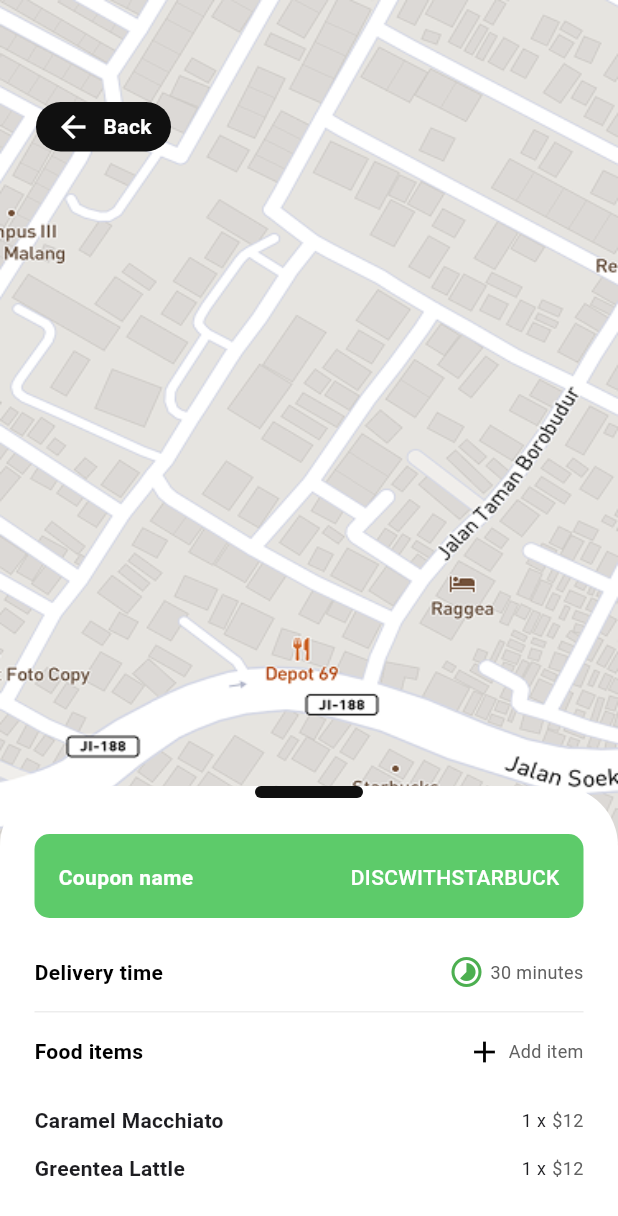
After one commit to foysal012/fresh_go, a Flutter app: the MapScreen screen opened directly, on a phone screen of 412 x 824 dp. The commit adds this screen. Shown: the top 1216 px of the screen. Run offline on Flutter 3.47's test engine with Material 3 defaults, Android fonts, the phone set to English and light mode, and no system bars; our stand-ins replace flutter_svg.

Commit message:
Map Screen UI Design Complete.

```diff
--- /dev/null
+++ b/lib/map_screen.dart
@@ -0,0 +1,247 @@
+import 'package:flutter/material.dart';
+
+class MapScreen extends StatelessWidget {
+  const MapScreen({super.key});
+
+  @override
+  Widget build(BuildContext context) {
+    return Scaffold(
+      body: Stack(
+        children: [
+          Container(
+            decoration: BoxDecoration(
+              image: DecorationImage(image: AssetImage('assets/map.png'), fit: BoxFit.fill)
+            ),
+          ),
+
+          Positioned(
+            top: 68,
+            left: 24,
+              child: GestureDetector(
+                onTap: () {
+                  Navigator.of(context).pop();
+                },
+                child: Container(
+                  height: 33.0,
+                  width: 90.0,
+                  decoration: BoxDecoration(
+                    borderRadius: BorderRadius.circular(40.0),
+                    color: Color(0xff101010)
+                  ),
+                  child: Row(
+                    mainAxisAlignment: MainAxisAlignment.center,
+                    children: [
+                      Icon(Icons.arrow_back, color: Colors.white),
+                      SizedBox(
+                        width: 8.0,
+                      ),
+
+                      Text('Back',
+                        style: TextStyle(
+                          fontSize: 14.0,
+                          fontWeight: FontWeight.w600,
+                          color: Colors.white
+                        ),
+                      )
+                    ],
+                  ),
+                ),
+              )),
+
+          Positioned(
+              bottom: 0,
+              // left: 24,
+              child: Container(
+                height: 300.0,
+                padding: EdgeInsets.symmetric(horizontal: 23.0),
+                width: MediaQuery.sizeOf(context).width,
+                decoration: BoxDecoration(
+                    borderRadius: BorderRadius.only(
+                        topLeft: Radius.circular(40),
+                        topRight: Radius.circular(40)),
+                    color: Color(0xffffffff)
+                ),
+                child: Column(
+                  children: [
+                    Container(
+                      height: 8,
+                      width: 72,
+                      decoration: BoxDecoration(
+                        borderRadius: BorderRadius.circular(10.0),
+                        color: Color(0xff101010)
+                      ),
+                    ),
+                    SizedBox(height: 24.0),
+
+                    Container(
+                      height: 56,
+                      padding: EdgeInsets.symmetric(horizontal: 16.0, vertical: 19.0),
+                      decoration: BoxDecoration(
+                        color: Color(0xff5DCB6A),
+                        borderRadius: BorderRadius.circular(10.0)
+                      ),
+                      child: Row(
+                        mainAxisAlignment: MainAxisAlignment.spaceBetween,
+                        children: [
+                          Text('Coupon name',
+                            style: TextStyle(
+                              fontSize: 14,
+                              color: Colors.white,
+                              fontWeight: FontWeight.w600,
+                            ),
+                          ),
+
+                          Text('DISCWITHSTARBUCK',
+                            style: TextStyle(
+                              fontSize: 14,
+                              color: Colors.white,
+                              fontWeight: FontWeight.w500,
+                            ),
+                          ),
+                        ],
+                      ),
+                    ),
+                    SizedBox(height: 24.0),
+
+                    Row(
+                      mainAxisAlignment: MainAxisAlignment.spaceBetween,
+                      children: [
+                        Text('Delivery time',
+                          style: TextStyle(
+                            fontSize: 14,
+                            color: Colors.black,
+                            fontWeight: FontWeight.w600,
+                          ),
+                        ),
+
+                        Row(
+                          children: [
+                            Icon(Icons.timelapse_sharp, color: Colors.green),
+                            SizedBox(width: 4.0),
+
+                            Text('30 minutes',
+                              style: TextStyle(
+                                fontSize: 12,
+                                color: Color(0xff606060),
+                                fontWeight: FontWeight.w400,
+                              ),
+                            ),
+                          ],
+                        ),
+                      ],
+                    ),
+                    SizedBox(height: 12.0),
+
+                    Divider(
+                      height: 5,
+                      thickness: 1.0,
+                      color: Color(0xffEDEDED),
+                    ),
+                    SizedBox(height: 12.0),
+
+                    Row(
+                      mainAxisAlignment: MainAxisAlignment.spaceBetween,
+                      children: [
+                        Text('Food items',
+                          style: TextStyle(
+                            fontSize: 14,
+                            color: Colors.black,
+                            fontWeight: FontWeight.w600,
+                          ),
+                        ),
+
+                        Row(
+                          children: [
+                            Icon(Icons.add, color: Colors.black),
+                            SizedBox(width: 4.0),
+
+                            Text('Add item',
+                              style: TextStyle(
+                                fontSize: 12,
+                                color: Color(0xff606060),
+                                fontWeight: FontWeight.w400,
+                              ),
+                            ),
+                          ],
+                        ),
+                      ],
+                    ),
+                    SizedBox(height: 24.0),
+
+                    Row(
+                      mainAxisAlignment: MainAxisAlignment.spaceBetween,
+                      children: [
+                        Text('Caramel Macchiato',
+                          style: TextStyle(
+                            fontSize: 14,
+                            color: Color(0xff1D1D21),
+                            fontWeight: FontWeight.w600,
+                          ),
+                        ),
+
+                        Row(
+                          children: [
+                            Text('1 x',
+                              style: TextStyle(
+                                fontSize: 12,
+                                color: Color(0xff1D1D21),
+                                fontWeight: FontWeight.w400,
+                              ),
+                            ),
+                            SizedBox(width: 4.0),
+
+                            Text('\$12',
+                              style: TextStyle(
+                                fontSize: 12,
+                                color: Color(0xff606060),
+                                fontWeight: FontWeight.w400,
+                              ),
+                            ),
+                          ],
+                        ),
+                      ],
+                    ),
+                    SizedBox(height: 12.0),
+
+                    Row(
+                      mainAxisAlignment: MainAxisAlignment.spaceBetween,
+                      children: [
+                        Text('Greentea Lattle',
+                          style: TextStyle(
+                            fontSize: 14,
+                            color: Color(0xff1D1D21),
+                            fontWeight: FontWeight.w600,
+                          ),
+                        ),
+
+                        Row(
+                          children: [
+                            Text('1 x',
+                              style: TextStyle(
+                                fontSize: 12,
+                                color: Color(0xff1D1D21),
+                                fontWeight: FontWeight.w400,
+                              ),
+                            ),
+                            SizedBox(width: 4.0),
+
+                            Text('\$12',
+                              style: TextStyle(
+                                fontSize: 12,
+                                color: Color(0xff606060),
+                                fontWeight: FontWeight.w400,
+                              ),
+                            ),
+                          ],
+                        ),
+                      ],
+                    ),
+                    SizedBox(height: 12.0),
+                  ],
+                ),
+              ))
+        ],
+      ),
+    );
+  }
+}
--- a/lib/home_screen.dart
+++ b/lib/screen/home_screen.dart
@@ -1,8 +1,9 @@
 import 'package:flutter/material.dart';
 import 'package:flutter_svg/svg.dart';
+import 'package:fresh_go/map_screen.dart';
 import 'package:fresh_go/model/product_model.dart';
 
-import 'model/categories_model.dart';
+import '../model/categories_model.dart';
 
 class HomeScreen extends StatelessWidget {
   HomeScreen({super.key});
@@ -114,7 +115,11 @@ class HomeScreen extends StatelessWidget {
                 child: Row(
                   mainAxisAlignment: MainAxisAlignment.spaceBetween,
                   children: [
-                    Row(
+                    GestureDetector(
+                      onTap: () {
+                        Navigator.of(context).push(MaterialPageRoute(builder: (context) => MapScreen()));
+                      },
+                      child: Row(
                         children: [
                           Container(
                             padding: EdgeInsets.all(8.0),
@@ -165,6 +170,7 @@ class HomeScreen extends StatelessWidget {
                             ],
                           ),
                         ],
+                      ),
                     ),
 
                     Container(
```
Also changed, not shown: lib/bottom_navigation_bar_screen.dart (+4 -4 lines), assets/map.png (added), lib/screen/bookmark_screen.dart (renamed from lib/bookmark_screen.dart), lib/screen/order_screen.dart (renamed from lib/order_screen.dart), lib/screen/profile_screen.dart (renamed from lib/profile_screen.dart). Lines whose indentation alone changed are shown as unchanged.
